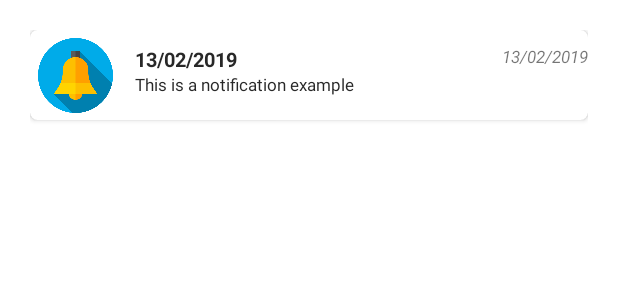
After one commit to lecongdung/app-registration-VNU, an Android app: the layout layout_item_notification.xml on its own in the app's theme, with its tools: preview values and no code run, on a phone screen of 412 x 824 dp. The commit adds this screen. Shown: the top 300 px of the screen. Run offline under Robolectric (Android 15) with nearby library versions, the phone set to English and light mode, and no system bars; Roboto replaces fonts that are not available here.

Commit message:
[FIX] tendangnhap+1

```diff
--- a/app/src/main/AndroidManifest.xml
+++ b/app/src/main/AndroidManifest.xml
@@ -17,7 +17,8 @@
         android:supportsRtl="true"
         android:theme="@style/Theme.TestVNU"
         android:usesCleartextTraffic="true">
-        <activity android:name=".view.MyKythiActivity"/>
+        <activity android:name=".view.EditInfoStudentActivity"></activity>
+        <activity android:name=".view.MyKythiActivity" />
         <activity android:name=".view.DangKyThiActivity" />
         <activity android:name=".view.KythiActivity" />
         <activity android:name=".view.ViewDetailActivity" />
@@ -27,8 +28,9 @@
         <activity android:name=".view.NotificationActivity" />
         <activity android:name=".view.HomeActivity" />
         <activity android:name=".view.SigninActivity" />
-        <activity android:name=".view.LoginActivity"
-            android:windowSoftInputMode="adjustNothing"/>
+        <activity
+            android:name=".view.LoginActivity"
+            android:windowSoftInputMode="adjustNothing" />
         <activity android:name=".MainActivity">
             <intent-filter>
                 <action android:name="android.intent.action.MAIN" />
--- /dev/null
+++ b/app/src/main/java/com/lecongdung/testvnu/adapter/NotificationAdapter.java
@@ -0,0 +1,5 @@
+package com.lecongdung.testvnu.adapter;
+
+public class NotificationAdapter {
+
+}
--- a/app/src/main/java/com/lecongdung/testvnu/view/DangKyThiActivity.java
+++ b/app/src/main/java/com/lecongdung/testvnu/view/DangKyThiActivity.java
@@ -145,7 +145,7 @@ public class DangKyThiActivity extends AppCompatActivity {
 
         body.setNgaydangky(strDate);
         body.setStatus("0");
-        mService.UpdateLePhi(Common.mStudent.getId()-1,body)
+        mService.UpdateLePhi(Common.mStudent.getId(),body)
                 .enqueue(new Callback<Lephi>() {
                     @Override
                     public void onResponse(Call<Lephi> call, Response<Lephi> response) {
--- /dev/null
+++ b/app/src/main/java/com/lecongdung/testvnu/view/EditInfoStudentActivity.java
@@ -0,0 +1,16 @@
+package com.lecongdung.testvnu.view;
+
+import androidx.appcompat.app.AppCompatActivity;
+
+import android.os.Bundle;
+
+import com.lecongdung.testvnu.R;
+
+public class EditInfoStudentActivity extends AppCompatActivity {
+
+    @Override
+    protected void onCreate(Bundle savedInstanceState) {
+        super.onCreate(savedInstanceState);
+        setContentView(R.layout.activity_edit_info_student);
+    }
+}
--- a/app/src/main/java/com/lecongdung/testvnu/view/MyTestActivity.java
+++ b/app/src/main/java/com/lecongdung/testvnu/view/MyTestActivity.java
@@ -82,7 +82,7 @@ public class MyTestActivity extends AppCompatActivity {
     }
 
     private void initContent() {
-        mService.GetDangKyLePhi(Common.mStudent.getId()-1)
+        mService.GetDangKyLePhi(Common.mStudent.getId())
                 .enqueue(new Callback<Lephi>() {
                     @Override
                     public void onResponse(Call<Lephi> call, Response<Lephi> response) {
--- /dev/null
+++ b/app/src/main/res/drawable-v24/ic_delete.xml
@@ -0,0 +1,5 @@
+<vector android:height="24dp" android:tint="#FFFFFF"
+    android:viewportHeight="24.0" android:viewportWidth="24.0"
+    android:width="24dp" xmlns:android="http://schemas.android.com/apk/res/android">
+    <path android:fillColor="#FF000000" android:pathData="M6,19c0,1.1 0.9,2 2,2h8c1.1,0 2,-0.9 2,-2L18,7L6,7v12zM8.46,11.88l1.41,-1.41L12,12.59l2.12,-2.12 1.41,1.41L13.41,14l2.12,2.12 -1.41,1.41L12,15.41l-2.12,2.12 -1.41,-1.41L10.59,14l-2.13,-2.12zM15.5,4l-1,-1h-5l-1,1L5,4v2h14L19,4z"/>
+</vector>
--- /dev/null
+++ b/app/src/main/res/layout/activity_edit_info_student.xml
@@ -0,0 +1,9 @@
+<?xml version="1.0" encoding="utf-8"?>
+<androidx.constraintlayout.widget.ConstraintLayout xmlns:android="http://schemas.android.com/apk/res/android"
+    xmlns:app="http://schemas.android.com/apk/res-auto"
+    xmlns:tools="http://schemas.android.com/tools"
+    android:layout_width="match_parent"
+    android:layout_height="match_parent"
+    tools:context=".view.EditInfoStudentActivity">
+
+</androidx.constraintlayout.widget.ConstraintLayout>
--- /dev/null
+++ b/app/src/main/res/layout/layout_item_notification.xml
@@ -0,0 +1,84 @@
+<?xml version="1.0" encoding="utf-8"?>
+<LinearLayout xmlns:android="http://schemas.android.com/apk/res/android"
+    xmlns:app="http://schemas.android.com/apk/res-auto"
+    android:orientation="vertical"
+    android:layout_width="match_parent"
+    android:id="@+id/view"
+    android:layout_height="wrap_content">
+
+    <RelativeLayout
+        android:layout_width="match_parent"
+        android:orientation="horizontal"
+        android:layout_marginLeft="20dp"
+        android:layout_marginRight="20dp"
+        android:layout_marginTop="20dp"
+        android:layout_height="63dp">
+
+        <androidx.cardview.widget.CardView
+            android:layout_width="match_parent"
+            app:cardCornerRadius="5dp"
+            android:elevation="5dp"
+            android:layout_height="60dp">
+
+            <ImageView
+                android:layout_width="50dp"
+                android:layout_height="50dp"
+                android:layout_marginLeft="5dp"
+                android:layout_marginTop="5dp"
+                android:src="@drawable/ic_reminder"/>
+
+            <RelativeLayout
+                android:layout_width="match_parent"
+                android:layout_height="match_parent">
+
+                <TextView
+                    android:layout_width="match_parent"
+                    android:layout_height="wrap_content"
+                    android:layout_marginLeft="70dp"
+                    android:layout_marginRight="75dp"
+                    android:id="@+id/tv_title"
+                    android:textSize="13sp"
+                    android:textStyle="bold"
+                    android:layout_marginTop="10dp"
+                    android:text="13/02/2019"
+                    android:textColor="@color/darkgrey" />
+
+
+                <TextView
+                    android:layout_width="match_parent"
+                    android:layout_height="wrap_content"
+                    android:layout_marginLeft="70dp"
+                    android:id="@+id/tv_message"
+                    android:layout_below="@id/tv_title"
+                    android:textSize="11sp"
+                    android:text="This is a notification example"
+                    android:textColor="@color/darkgrey"/>
+
+                <TextView
+                    android:id="@+id/tv_date"
+                    android:layout_width="wrap_content"
+                    android:layout_height="wrap_content"
+                    android:layout_marginTop="10dp"
+                    android:text="13/02/2019"
+                    android:textStyle="italic"
+                    android:textSize="11sp"
+                    android:layout_alignParentRight="true"
+                    android:backgroundTint="@color/grey"/>
+
+
+                <ImageView
+                    android:visibility="gone"
+                    android:layout_width="25dp"
+                    android:layout_height="25dp"
+                    android:background="@drawable/ic_delete"
+                    android:id="@+id/deleteNotificationBtn"
+                    android:layout_centerVertical="true"
+                    android:layout_alignParentRight="true"
+                    android:layout_marginRight="15dp"
+                    android:backgroundTint="@color/grey"/>
+            </RelativeLayout>
+
+        </androidx.cardview.widget.CardView>
+    </RelativeLayout>
+
+</LinearLayout>
--- a/app/src/main/res/layout/snippet_top_showdetail.xml
+++ b/app/src/main/res/layout/snippet_top_showdetail.xml
@@ -22,7 +22,7 @@
                 <TextView
                     android:layout_width="wrap_content"
                     android:layout_height="wrap_content"
-                    android:text="Xem thông tin cá nhân"
+                    android:text="Hồ sơ cá nhân"
                     android:textStyle="bold"
                     android:textSize="20sp"
                     android:layout_centerHorizontal="true"
```
Also changed, not shown: app/src/main/res/drawable-v24/ic_reminder.png (added).
